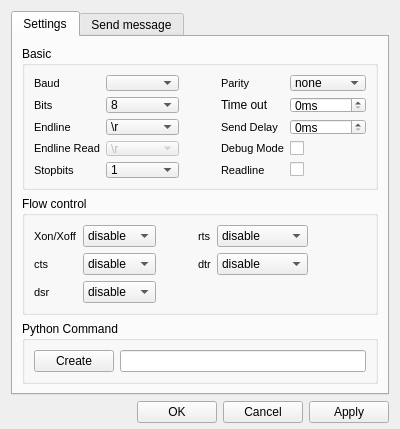
Qt form SerialIO/dialogSerialIO.ui (itom-project/plugins) before a commit.
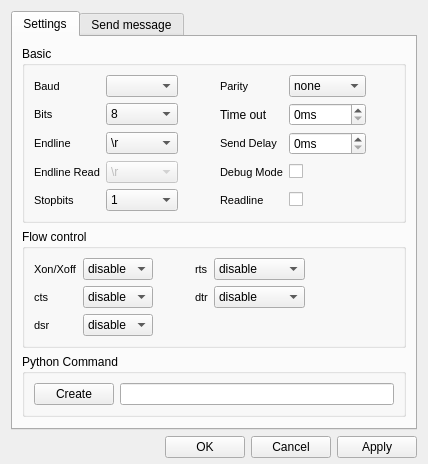
The same form after that commit.

What changed in the file:
```diff
--- a/SerialIO/dialogSerialIO.ui
+++ b/SerialIO/dialogSerialIO.ui
@@ -10,18 +10,6 @@
     <height>429</height>
    </rect>
   </property>
-  <property name="minimumSize">
-   <size>
-    <width>400</width>
-    <height>429</height>
-   </size>
-  </property>
-  <property name="maximumSize">
-   <size>
-    <width>16777215</width>
-    <height>16777215</height>
-   </size>
-  </property>
   <property name="windowTitle">
    <string>Dialog</string>
   </property>
@@ -99,12 +87,6 @@
           </item>
           <item row="0" column="1">
            <widget class="QComboBox" name="combo_baud">
-            <property name="minimumSize">
-             <size>
-              <width>73</width>
-              <height>0</height>
-             </size>
-            </property>
             <property name="currentIndex">
              <number>-1</number>
             </property>
@@ -127,12 +109,6 @@
           </item>
           <item row="0" column="4">
            <widget class="QComboBox" name="combo_parity">
-            <property name="minimumSize">
-             <size>
-              <width>73</width>
-              <height>0</height>
-             </size>
-            </property>
             <property name="currentIndex">
              <number>0</number>
             </property>
@@ -180,12 +156,6 @@
           </item>
           <item row="1" column="1">
            <widget class="QComboBox" name="combo_bits">
-            <property name="minimumSize">
-             <size>
-              <width>73</width>
-              <height>0</height>
-             </size>
-            </property>
             <property name="currentIndex">
              <number>3</number>
             </property>
@@ -239,12 +209,6 @@
           </item>
           <item row="1" column="4">
            <widget class="QSpinBox" name="spinBox_timeout">
-            <property name="minimumSize">
-             <size>
-              <width>73</width>
-              <height>0</height>
-             </size>
-            </property>
             <property name="suffix">
              <string>ms</string>
             </property>
@@ -255,12 +219,6 @@
           </item>
           <item row="2" column="1">
            <widget class="QComboBox" name="combo_endline">
-            <property name="minimumSize">
-             <size>
-              <width>73</width>
-              <height>0</height>
-             </size>
-            </property>
             <property name="currentIndex">
              <number>0</number>
             </property>
@@ -300,12 +258,6 @@
           </item>
           <item row="2" column="4">
            <widget class="QSpinBox" name="spinBox_sendDelay">
-            <property name="minimumSize">
-             <size>
-              <width>73</width>
-              <height>0</height>
-             </size>
-            </property>
             <property name="suffix">
              <string>ms</string>
             </property>
@@ -331,12 +283,6 @@
           </item>
           <item row="5" column="1">
            <widget class="QComboBox" name="combo_stopbits">
-            <property name="minimumSize">
-             <size>
-              <width>73</width>
-              <height>0</height>
-             </size>
-            </property>
             <property name="currentIndex">
              <number>0</number>
             </property>
@@ -372,12 +318,6 @@
             <property name="enabled">
              <bool>false</bool>
             </property>
-            <property name="minimumSize">
-             <size>
-              <width>73</width>
-              <height>0</height>
-             </size>
-            </property>
             <property name="currentIndex">
              <number>0</number>
             </property>
@@ -467,12 +407,6 @@
          <layout class="QGridLayout" name="gridLayout_2">
           <item row="0" column="0">
            <widget class="QLabel" name="label_flow_xonxoff">
-            <property name="minimumSize">
-             <size>
-              <width>0</width>
-              <height>0</height>
-             </size>
-            </property>
             <property name="font">
              <font>
               <pointsize>8</pointsize>
@@ -491,12 +425,6 @@
           </item>
           <item row="0" column="1">
            <widget class="QComboBox" name="combo_flow_xonxoff">
-            <property name="minimumSize">
-             <size>
-              <width>73</width>
-              <height>0</height>
-             </size>
-            </property>
             <property name="currentIndex">
              <number>0</number>
             </property>
@@ -563,12 +491,6 @@
           </item>
           <item row="1" column="1">
            <widget class="QComboBox" name="combo_flow_cts">
-            <property name="minimumSize">
-             <size>
-              <width>73</width>
-              <height>0</height>
-             </size>
-            </property>
             <property name="currentIndex">
              <number>0</number>
             </property>
@@ -651,12 +573,6 @@
           </item>
           <item row="2" column="1">
            <widget class="QComboBox" name="combo_flow_dsr">
-            <property name="minimumSize">
-             <size>
-              <width>73</width>
-              <height>0</height>
-             </size>
-            </property>
             <property name="currentIndex">
              <number>0</number>
             </property>
@@ -781,12 +697,6 @@
          <property name="enabled">
           <bool>true</bool>
          </property>
-         <property name="minimumSize">
-          <size>
-           <width>0</width>
-           <height>0</height>
-          </size>
-         </property>
          <property name="lineWrapMode">
           <enum>QTextEdit::NoWrap</enum>
          </property>
@@ -830,12 +740,6 @@
                <verstretch>0</verstretch>
               </sizepolicy>
              </property>
-             <property name="minimumSize">
-              <size>
-               <width>45</width>
-               <height>0</height>
-              </size>
-             </property>
              <property name="text">
               <string>ASCII</string>
              </property>
@@ -852,12 +756,6 @@
                <verstretch>0</verstretch>
               </sizepolicy>
              </property>
-             <property name="minimumSize">
-              <size>
-               <width>53</width>
-               <height>0</height>
-              </size>
-             </property>
              <property name="text">
               <string>Decimal</string>
              </property>
@@ -868,12 +766,6 @@
            </item>
            <item>
             <widget class="QRadioButton" name="RBHex">
-             <property name="minimumSize">
-              <size>
-               <width>80</width>
-               <height>0</height>
-              </size>
-             </property>
              <property name="text">
               <string>Hexadecimal</string>
              </property>
@@ -881,12 +773,6 @@
            </item>
            <item>
             <widget class="QRadioButton" name="RBBin">
-             <property name="minimumSize">
-              <size>
-               <width>48</width>
-               <height>0</height>
-              </size>
-             </property>
              <property name="text">
               <string>Binary</string>
              </property>
```
